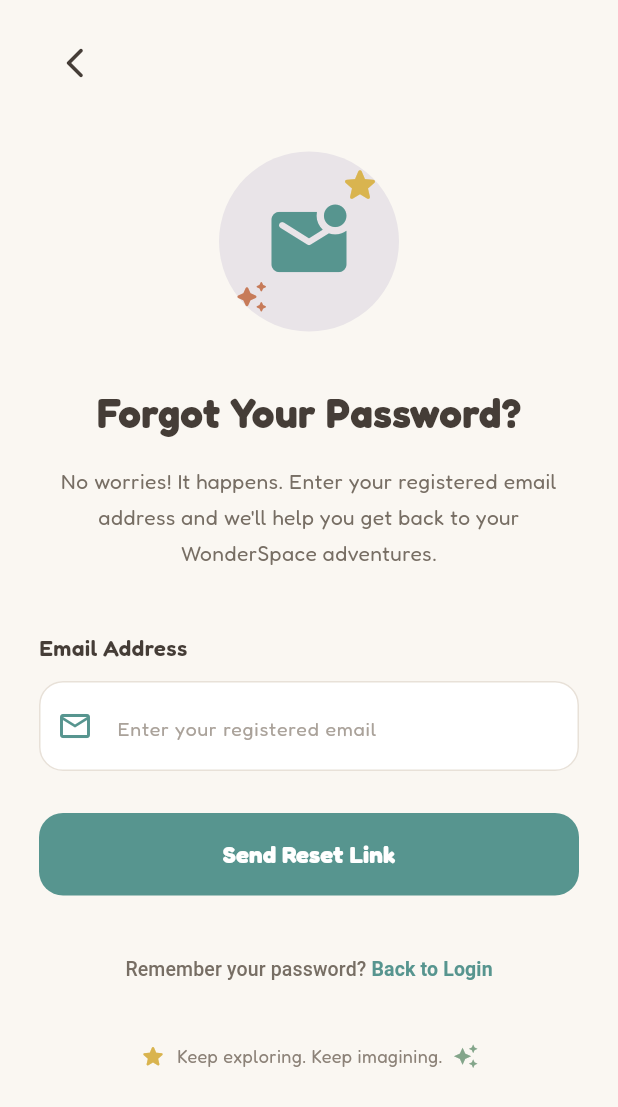
After one commit to aakriti01-dot/WonderSpace, a Flutter app: the ResetPasswordScreen screen opened directly, on a phone screen of 412 x 824 dp. The commit adds this screen. Shown: the top 1107 px of the screen. Run offline on Flutter 3.47's test engine with Material 3 defaults, Android fonts, the phone set to English and light mode, and no system bars; our stand-ins replace cloud_firestore, firebase_auth, firebase_core, flutter_svg, google_fonts, google_sign_in; accounts and stored records are empty; network calls fail.

Commit message:
Add reset password frontend

```diff
--- a/lib/screens/login_screen.dart
+++ b/lib/screens/login_screen.dart
@@ -4,6 +4,7 @@ import 'package:firebase_auth/firebase_auth.dart';
 import 'package:google_sign_in/google_sign_in.dart';
 import 'package:google_fonts/google_fonts.dart';
 import 'signup_screen.dart';
+import 'reset_password_screen.dart';
 
 class LoginScreen extends StatefulWidget {
   const LoginScreen({super.key});
@@ -408,7 +409,14 @@ class _LoginScreenState extends State<LoginScreen> {
                       Align(
                         alignment: Alignment.centerRight,
                         child: TextButton(
-                          onPressed: _forgotPassword,
+                          onPressed: () {
+                            Navigator.push(
+                              context,
+                              MaterialPageRoute(
+                                builder: (context) => const ResetPasswordScreen(),
+                              ),
+                            );
+                          },
                           style: TextButton.styleFrom(
                             foregroundColor: terracotta,
                             padding: EdgeInsets.zero,
--- /dev/null
+++ b/lib/screens/reset_password_screen.dart
@@ -0,0 +1,305 @@
+
+import 'package:flutter/material.dart';
+
+class ResetPasswordScreen extends StatefulWidget {
+  const ResetPasswordScreen({super.key});
+
+  @override
+  State<ResetPasswordScreen> createState() =>
+      _ResetPasswordScreenState();
+}
+
+class _ResetPasswordScreenState
+    extends State<ResetPasswordScreen> {
+
+  final _formKey = GlobalKey<FormState>();
+  final _emailController = TextEditingController();
+
+  // WonderSpace Theme
+  static const Color cream = Color(0xFFFAF7F2);
+  static const Color teal = Color(0xFF57958F);
+  static const Color mustard = Color(0xFFD9B44F);
+  static const Color terracotta = Color(0xFFC77B59);
+  static const Color sage = Color(0xFF83A58A);
+  static const Color lavender = Color(0xFFC8C1D4);
+  static const Color darkText = Color(0xFF453D37);
+
+  @override
+  void dispose() {
+    _emailController.dispose();
+    super.dispose();
+  }
+
+  void _sendResetLink() {
+    if (_formKey.currentState!.validate()) {
+      ScaffoldMessenger.of(context).showSnackBar(
+        const SnackBar(
+          content: Text(
+            'Email validated successfully!',
+          ),
+          backgroundColor: teal,
+        ),
+      );
+    }
+  }
+
+  @override
+  Widget build(BuildContext context) {
+    return Scaffold(
+      backgroundColor: cream,
+      body: SafeArea(
+        child: SingleChildScrollView(
+          padding: const EdgeInsets.symmetric(
+            horizontal: 26,
+            vertical: 18,
+          ),
+          child: Column(
+            crossAxisAlignment: CrossAxisAlignment.start,
+            children: [
+
+              // Back Button
+              IconButton(
+                onPressed: () => Navigator.pop(context),
+                icon: const Icon(
+                  Icons.arrow_back_ios_new_rounded,
+                  color: darkText,
+                ),
+              ),
+
+              const SizedBox(height: 35),
+
+              // Decorative Illustration
+              Center(
+                child: Container(
+                  height: 120,
+                  width: 120,
+                  decoration: BoxDecoration(
+                    color: lavender.withOpacity(0.35),
+                    shape: BoxShape.circle,
+                  ),
+                  child: Stack(
+                    alignment: Alignment.center,
+                    children: [
+                      const Icon(
+                        Icons.mark_email_unread_rounded,
+                        size: 60,
+                        color: teal,
+                      ),
+                      Positioned(
+                        top: 8,
+                        right: 12,
+                        child: Icon(
+                          Icons.star_rounded,
+                          size: 28,
+                          color: mustard,
+                        ),
+                      ),
+                      Positioned(
+                        bottom: 12,
+                        left: 10,
+                        child: Icon(
+                          Icons.auto_awesome_rounded,
+                          size: 23,
+                          color: terracotta,
+                        ),
+                      ),
+                    ],
+                  ),
+                ),
+              ),
+
+              const SizedBox(height: 35),
+
+              // Heading
+              const Center(
+                child: Text(
+                  'Forgot Your Password?',
+                  textAlign: TextAlign.center,
+                  style: TextStyle(
+                    fontSize: 27,
+                    fontWeight: FontWeight.bold,
+                    color: darkText,
+                  ),
+                ),
+              ),
+
+              const SizedBox(height: 14),
+
+              // Description
+              const Center(
+                child: Text(
+                  "No worries! It happens. Enter your registered "
+                      "email address and we'll help you get back "
+                      "to your WonderSpace adventures.",
+                  textAlign: TextAlign.center,
+                  style: TextStyle(
+                    fontSize: 14,
+                    height: 1.7,
+                    color: Color(0xFF776E64),
+                  ),
+                ),
+              ),
+
+              const SizedBox(height: 40),
+
+              // Email Label
+              const Text(
+                'Email Address',
+                style: TextStyle(
+                  fontSize: 15,
+                  fontWeight: FontWeight.w600,
+                  color: darkText,
+                ),
+              ),
+
+              const SizedBox(height: 12),
+
+              // Email Input
+              Form(
+                key: _formKey,
+                child: TextFormField(
+                  controller: _emailController,
+                  keyboardType: TextInputType.emailAddress,
+                  decoration: InputDecoration(
+                    hintText: 'Enter your registered email',
+                    hintStyle: const TextStyle(
+                      fontSize: 13,
+                      color: Color(0xFFAAA29A),
+                    ),
+                    prefixIcon: const Icon(
+                      Icons.email_outlined,
+                      color: teal,
+                    ),
+                    filled: true,
+                    fillColor: Colors.white,
+                    contentPadding:
+                    const EdgeInsets.symmetric(
+                      horizontal: 18,
+                      vertical: 18,
+                    ),
+                    border: OutlineInputBorder(
+                      borderRadius: BorderRadius.circular(16),
+                      borderSide: BorderSide.none,
+                    ),
+                    enabledBorder: OutlineInputBorder(
+                      borderRadius: BorderRadius.circular(16),
+                      borderSide: const BorderSide(
+                        color: Color(0xFFE8E1D8),
+                      ),
+                    ),
+                    focusedBorder: OutlineInputBorder(
+                      borderRadius: BorderRadius.circular(16),
+                      borderSide: const BorderSide(
+                        color: teal,
+                        width: 1.5,
+                      ),
+                    ),
+                  ),
+                  validator: (value) {
+                    if (value == null ||
+                        value.trim().isEmpty) {
+                      return 'Please enter your email address';
+                    }
+
+                    final emailRegex = RegExp(
+                      r'^[^@\s]+@[^@\s]+\.[^@\s]+$',
+                    );
+
+                    if (!emailRegex.hasMatch(value.trim())) {
+                      return 'Please enter a valid email address';
+                    }
+
+                    return null;
+                  },
+                ),
+              ),
+
+              const SizedBox(height: 28),
+
+              // Send Reset Link
+              SizedBox(
+                width: double.infinity,
+                height: 55,
+                child: ElevatedButton(
+                  onPressed: _sendResetLink,
+                  style: ElevatedButton.styleFrom(
+                    backgroundColor: teal,
+                    foregroundColor: Colors.white,
+                    elevation: 0,
+                    shape: RoundedRectangleBorder(
+                      borderRadius: BorderRadius.circular(16),
+                    ),
+                  ),
+                  child: const Text(
+                    'Send Reset Link',
+                    style: TextStyle(
+                      fontSize: 16,
+                      fontWeight: FontWeight.bold,
+                    ),
+                  ),
+                ),
+              ),
+
+              const SizedBox(height: 25),
+
+              // Back to Login
+              Center(
+                child: TextButton(
+                  onPressed: () => Navigator.pop(context),
+                  child: const Text.rich(
+                    TextSpan(
+                      text: 'Remember your password? ',
+                      style: TextStyle(
+                        color: Color(0xFF776E64),
+                        fontSize: 13,
+                      ),
+                      children: [
+                        TextSpan(
+                          text: 'Back to Login',
+                          style: TextStyle(
+                            color: teal,
+                            fontWeight: FontWeight.bold,
+                          ),
+                        ),
+                      ],
+                    ),
+                  ),
+                ),
+              ),
+
+              const SizedBox(height: 25),
+
+              // Footer
+              Center(
+                child: Row(
+                  mainAxisSize: MainAxisSize.min,
+                  children: [
+                    const Icon(
+                      Icons.star_rounded,
+                      color: mustard,
+                      size: 18,
+                    ),
+                    const SizedBox(width: 7),
+                    const Text(
+                      'Keep exploring. Keep imagining.',
+                      style: TextStyle(
+                        color: Color(0xFF8C8278),
+                        fontSize: 12,
+                      ),
+                    ),
+                    const SizedBox(width: 7),
+                    Icon(
+                      Icons.auto_awesome,
+                      color: sage,
+                      size: 17,
+                    ),
+                  ],
+                ),
+              ),
+            ],
+          ),
+        ),
+      ),
+    );
+  }
+}
```
